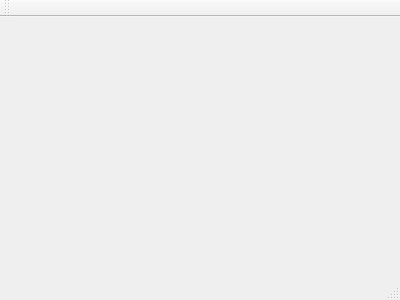
This is mainwindow.ui in gurmaaan/ParamsViewer as Qt 5 draws it before an edit. The edited form follows.
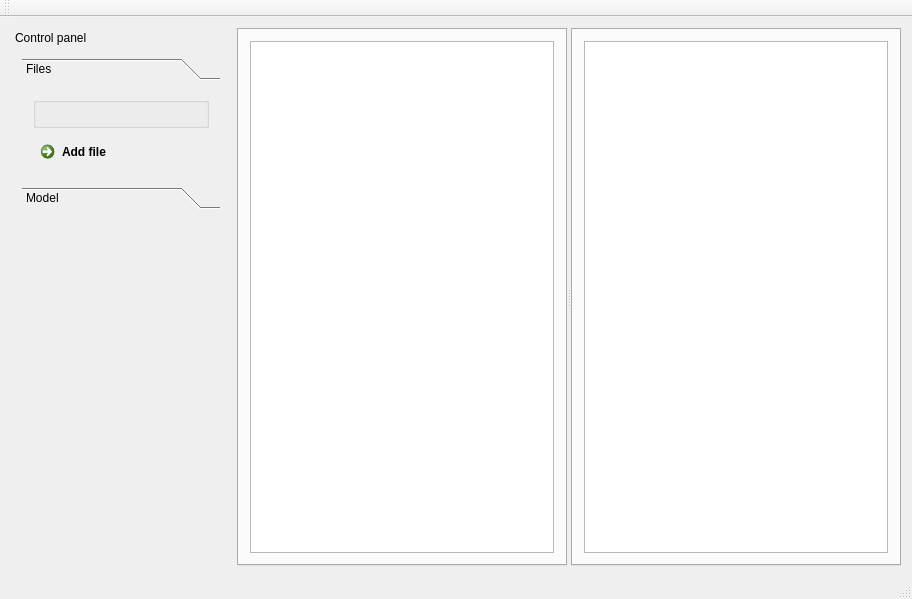
This is the edited form. Icons and pictures are not drawn. Custom widgets are drawn as their Qt base class.

```diff
--- a/mainwindow.ui
+++ b/mainwindow.ui
@@ -6,8 +6,8 @@
    <rect>
     <x>0</x>
     <y>0</y>
-    <width>400</width>
-    <height>300</height>
+    <width>912</width>
+    <height>599</height>
    </rect>
   </property>
   <property name="windowTitle">
@@ -17,7 +17,173 @@
    <iconset resource="sources.qrc">
     <normaloff>:/icons/icons/favicon.png</normaloff>:/icons/icons/favicon.png</iconset>
   </property>
-  <widget class="QWidget" name="centralWidget"/>
+  <widget class="QWidget" name="centralWidget">
+   <layout class="QHBoxLayout" name="horizontalLayout">
+    <item>
+     <widget class="QDockWidget" name="dockWidget">
+      <property name="sizePolicy">
+       <sizepolicy hsizetype="Maximum" vsizetype="Preferred">
+        <horstretch>0</horstretch>
+        <verstretch>0</verstretch>
+       </sizepolicy>
+      </property>
+      <property name="minimumSize">
+       <size>
+        <width>220</width>
+        <height>175</height>
+       </size>
+      </property>
+      <property name="features">
+       <set>QDockWidget::DockWidgetMovable</set>
+      </property>
+      <property name="allowedAreas">
+       <set>Qt::BottomDockWidgetArea|Qt::LeftDockWidgetArea|Qt::RightDockWidgetArea</set>
+      </property>
+      <property name="windowTitle">
+       <string>Control panel</string>
+      </property>
+      <widget class="QWidget" name="dockContent">
+       <layout class="QVBoxLayout" name="verticalLayout_5">
+        <item>
+         <widget class="QToolBox" name="toolBox">
+          <property name="sizePolicy">
+           <sizepolicy hsizetype="Preferred" vsizetype="Maximum">
+            <horstretch>0</horstretch>
+            <verstretch>0</verstretch>
+           </sizepolicy>
+          </property>
+          <property name="currentIndex">
+           <number>0</number>
+          </property>
+          <widget class="QWidget" name="filesPage">
+           <property name="geometry">
+            <rect>
+             <x>0</x>
+             <y>0</y>
+             <width>202</width>
+             <height>79</height>
+            </rect>
+           </property>
+           <attribute name="label">
+            <string>Files</string>
+           </attribute>
+           <layout class="QVBoxLayout" name="verticalLayout">
+            <item>
+             <layout class="QVBoxLayout" name="filesLayout">
+              <item>
+               <widget class="FileWidget" name="fileWidget">
+                <property name="title">
+                 <string/>
+                </property>
+               </widget>
+              </item>
+             </layout>
+            </item>
+            <item>
+             <widget class="QCommandLinkButton" name="addFileBtn">
+              <property name="sizePolicy">
+               <sizepolicy hsizetype="Preferred" vsizetype="Maximum">
+                <horstretch>0</horstretch>
+                <verstretch>0</verstretch>
+               </sizepolicy>
+              </property>
+              <property name="text">
+               <string>Add file</string>
+              </property>
+              <property name="icon">
+               <iconset resource="sources.qrc">
+                <normaloff>:/icons/icons/add.png</normaloff>:/icons/icons/add.png</iconset>
+              </property>
+              <property name="shortcut">
+               <string>Ctrl+Shift+O</string>
+              </property>
+             </widget>
+            </item>
+           </layout>
+          </widget>
+          <widget class="QWidget" name="modelsPage">
+           <property name="geometry">
+            <rect>
+             <x>0</x>
+             <y>0</y>
+             <width>202</width>
+             <height>69</height>
+            </rect>
+           </property>
+           <attribute name="label">
+            <string>Model</string>
+           </attribute>
+          </widget>
+         </widget>
+        </item>
+        <item>
+         <spacer name="verticalSpacer">
+          <property name="orientation">
+           <enum>Qt::Vertical</enum>
+          </property>
+          <property name="sizeHint" stdset="0">
+           <size>
+            <width>20</width>
+            <height>40</height>
+           </size>
+          </property>
+         </spacer>
+        </item>
+       </layout>
+      </widget>
+     </widget>
+    </item>
+    <item>
+     <widget class="QSplitter" name="splitter">
+      <property name="orientation">
+       <enum>Qt::Horizontal</enum>
+      </property>
+      <widget class="QTabWidget" name="tabWidgetTable">
+       <property name="currentIndex">
+        <number>0</number>
+       </property>
+       <property name="documentMode">
+        <bool>false</bool>
+       </property>
+       <property name="tabBarAutoHide">
+        <bool>true</bool>
+       </property>
+       <widget class="QWidget" name="firstFileTableTab">
+        <attribute name="title">
+         <string>File</string>
+        </attribute>
+        <layout class="QVBoxLayout" name="verticalLayout_2">
+         <item>
+          <widget class="QTableView" name="firstFileTableView"/>
+         </item>
+        </layout>
+       </widget>
+      </widget>
+      <widget class="QTabWidget" name="tabWidgetChart">
+       <property name="currentIndex">
+        <number>0</number>
+       </property>
+       <property name="documentMode">
+        <bool>false</bool>
+       </property>
+       <property name="tabBarAutoHide">
+        <bool>true</bool>
+       </property>
+       <widget class="QWidget" name="firstFileChartTab">
+        <attribute name="title">
+         <string>File</string>
+        </attribute>
+        <layout class="QVBoxLayout" name="verticalLayout_3">
+         <item>
+          <widget class="QGraphicsView" name="graphicsView"/>
+         </item>
+        </layout>
+       </widget>
+      </widget>
+     </widget>
+    </item>
+   </layout>
+  </widget>
   <widget class="QMenuBar" name="menuBar">
    <property name="geometry">
     <rect>
@@ -39,6 +205,14 @@
   <widget class="QStatusBar" name="statusBar"/>
  </widget>
  <layoutdefault spacing="6" margin="11"/>
+ <customwidgets>
+  <customwidget>
+   <class>FileWidget</class>
+   <extends>QGroupBox</extends>
+   <header>widgets/filewidget.h</header>
+   <container>1</container>
+  </customwidget>
+ </customwidgets>
  <resources>
   <include location="sources.qrc"/>
  </resources>
```
Left out of the diff: 2 changed lines with no effect on the pictures.
